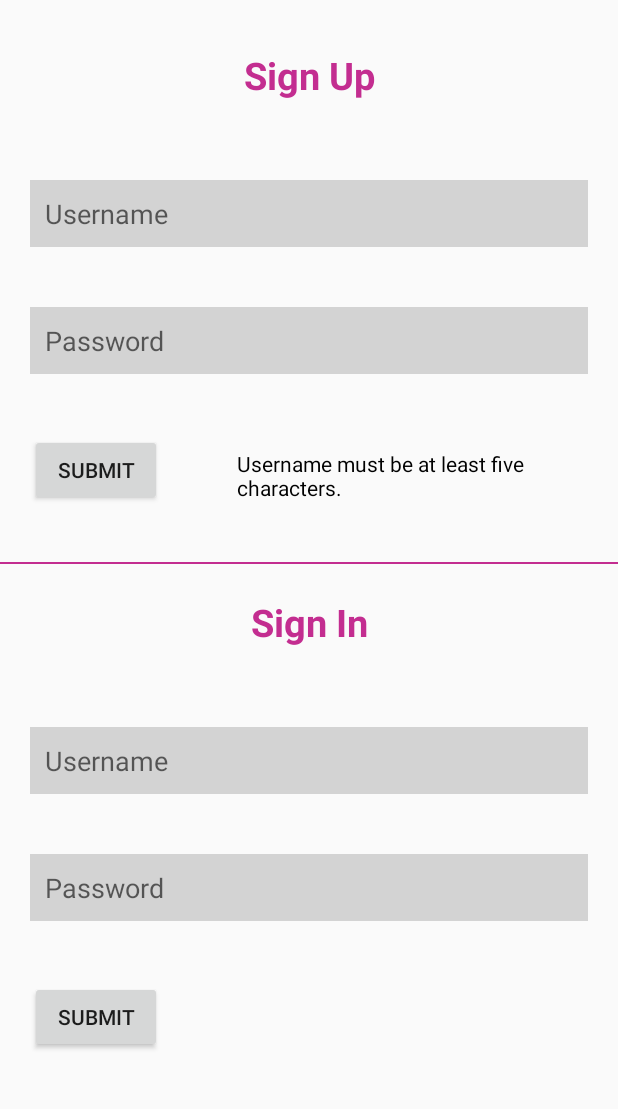
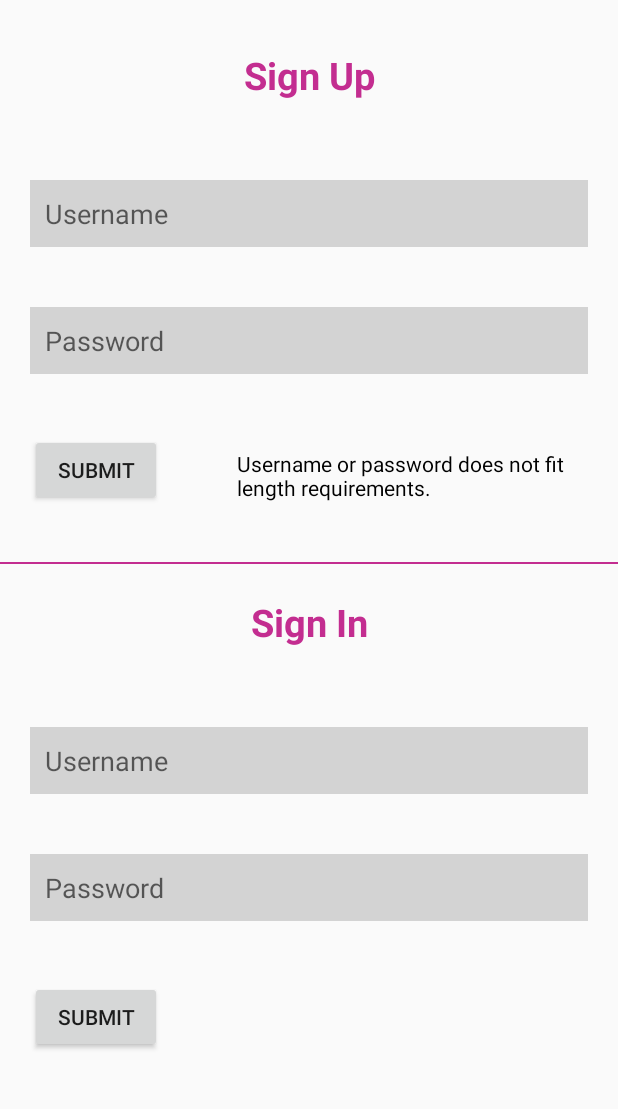
Before and after one commit to NullAwe/Heart-and-Sole, an Android app: the screen it shows after launch (MainActivity), after a tap on "SUBMIT", on a phone screen of 412 x 824 dp, the part 75-1184 px from its top. Run offline under Robolectric (Android 15) with nearby library versions, the phone set to English and light mode, and no system bars; our stand-ins replace Firebase (no records; nobody signed in at launch, a user with empty details on screens opened directly).

Commit message:
brushed up code

```diff
--- a/app/src/main/java/com/allen/heartandsole/FirebaseAccountAPI.java
+++ b/app/src/main/java/com/allen/heartandsole/FirebaseAccountAPI.java
@@ -1,7 +1,4 @@
 package com.allen.heartandsole;
-
-import android.app.Activity;
-import android.util.Log;
 
 import com.google.firebase.firestore.DocumentReference;
 import com.google.firebase.firestore.DocumentSnapshot;
@@ -12,14 +9,12 @@ import java.util.Map;
 
 public class FirebaseAccountAPI implements AccountAPI {
 
-    private Activity activity;
     private final SignUpResponseHandler signUpResponseHandler;
     private final SignInResponseHandler signInResponseHandler;
 
 
-    public FirebaseAccountAPI(Activity activity, SignUpResponseHandler signUpResponseHandler,
+    public FirebaseAccountAPI(SignUpResponseHandler signUpResponseHandler,
                               SignInResponseHandler signInResponseHandler) {
-        this.activity = activity;
         this.signUpResponseHandler = signUpResponseHandler;
         this.signInResponseHandler = signInResponseHandler;
     }
@@ -50,7 +45,7 @@ public class FirebaseAccountAPI implements AccountAPI {
             DocumentSnapshot docSnap = task.getResult();
             if (!docSnap.exists())
                 signInResponseHandler.handle(SignInResponseHandler.Status.NO_USER, un);
-            else if (!docSnap.get("password").equals(acc.getPassword()))
+            else if (!acc.getPassword().equals(docSnap.get("password")))
                 signInResponseHandler.handle(SignInResponseHandler.Status.WRONG_PASSWORD, un);
             else
                 signInResponseHandler.handle(SignInResponseHandler.Status.SUCCESS, un);
--- a/app/src/main/java/com/allen/heartandsole/MainActivity.java
+++ b/app/src/main/java/com/allen/heartandsole/MainActivity.java
@@ -26,7 +26,7 @@ public class MainActivity extends AppCompatActivity {
         actionBar.setDisplayShowTitleEnabled(false);
         actionBar.setCustomView(R.layout.toolbar);
 
-        accountAPI = new FirebaseAccountAPI(this, succeeded -> {
+        accountAPI = new FirebaseAccountAPI(succeeded -> {
             String resultText;
             if (succeeded) resultText = "Successful!";
             else resultText = "An account with that username already exists.";
@@ -53,10 +53,10 @@ public class MainActivity extends AppCompatActivity {
     public void addAccount(View view) {
         EditText username = findViewById(R.id.su_username),
                 password = findViewById(R.id.su_password);
-        String unText = username.getText().toString(), pwText = password.getText().toString();
-        if (unText.length() < 5)
-            ((TextView) findViewById(R.id.sign_up_result))
-                    .setText("Username must be at least five characters.");
+        String unText = username.getText().toString(), pwText = password.getText().toString(),
+                lengthMessage = "Username or password does not fit length requirements.";
+        if (unText.length() < 5 || pwText.length() < 5 || unText.length() > 10)
+            ((TextView) findViewById(R.id.sign_up_result)).setText(lengthMessage);
         else accountAPI.addAccount(new Account(unText, pwText));
     }
 
@@ -65,6 +65,5 @@ public class MainActivity extends AppCompatActivity {
                 password = findViewById(R.id.si_password);
         String unText = username.getText().toString(), pwText = password.getText().toString();
         accountAPI.auth(new Account(unText, pwText));
-
     }
 }
--- a/app/src/main/java/com/allen/heartandsole/MeActivity.java
+++ b/app/src/main/java/com/allen/heartandsole/MeActivity.java
@@ -28,7 +28,10 @@ public class MeActivity extends AppCompatActivity {
         actionBar.setCustomView(R.layout.toolbar);
         String welcome = "Welcome, " + getIntent().getStringExtra("username");
         ((TextView) findViewById(R.id.me_heading)).setText(welcome);
+        makeNavButtonsCircular();
+    }
 
+    private void makeNavButtonsCircular() {
         LinearLayout navButtons = findViewById(R.id.nav_buttons);
         for (int i = 0; i < navButtons.getChildCount(); i++) {
             View next = navButtons.getChildAt(i);
--- a/app/src/main/java/com/allen/heartandsole/SharedPreferencesAccountAPI.java
+++ b/app/src/main/java/com/allen/heartandsole/SharedPreferencesAccountAPI.java
@@ -3,11 +3,12 @@ package com.allen.heartandsole;
 import android.content.Context;
 import android.content.SharedPreferences;
 
+@SuppressWarnings("unused")
 public class SharedPreferencesAccountAPI implements AccountAPI {
 
     private final Context context;
-    private SignUpResponseHandler signUpResponseHandler;
-    private SignInResponseHandler signInResponseHandler;
+    private final SignUpResponseHandler signUpResponseHandler;
+    private final SignInResponseHandler signInResponseHandler;
 
     public SharedPreferencesAccountAPI(Context context, SignUpResponseHandler signUpResponseHandler,
                                        SignInResponseHandler signInResponseHandler) {
--- a/app/src/main/java/com/allen/heartandsole/SolelyForYouMainFragment.java
+++ b/app/src/main/java/com/allen/heartandsole/SolelyForYouMainFragment.java
@@ -49,7 +49,7 @@ public class SolelyForYouMainFragment extends Fragment implements OnMapReadyCall
     }
 
     @Override
-    public void onMapReady(GoogleMap gMap) {
+    public void onMapReady(@NonNull GoogleMap gMap) {
         this.map = gMap;
         if (ActivityCompat.checkSelfPermission(context, Manifest.permission.ACCESS_FINE_LOCATION) !=
                 PackageManager.PERMISSION_GRANTED && ActivityCompat
--- a/app/src/main/java/com/allen/heartandsole/SolelyForYouMapFragment.java
+++ b/app/src/main/java/com/allen/heartandsole/SolelyForYouMapFragment.java
@@ -58,7 +58,7 @@ public class SolelyForYouMapFragment extends Fragment implements OnMapReadyCallb
     }
 
     @Override
-    public void onMapReady(GoogleMap gMap) {
+    public void onMapReady(@NonNull GoogleMap gMap) {
         this.map = gMap;
         if (ActivityCompat.checkSelfPermission(context, Manifest.permission.ACCESS_FINE_LOCATION) !=
                 PackageManager.PERMISSION_GRANTED && ActivityCompat
```
Also changed, not shown: app/src/main/java/com/allen/heartandsole/SolelyForYouEditFragment.java (+3 -4 lines).
